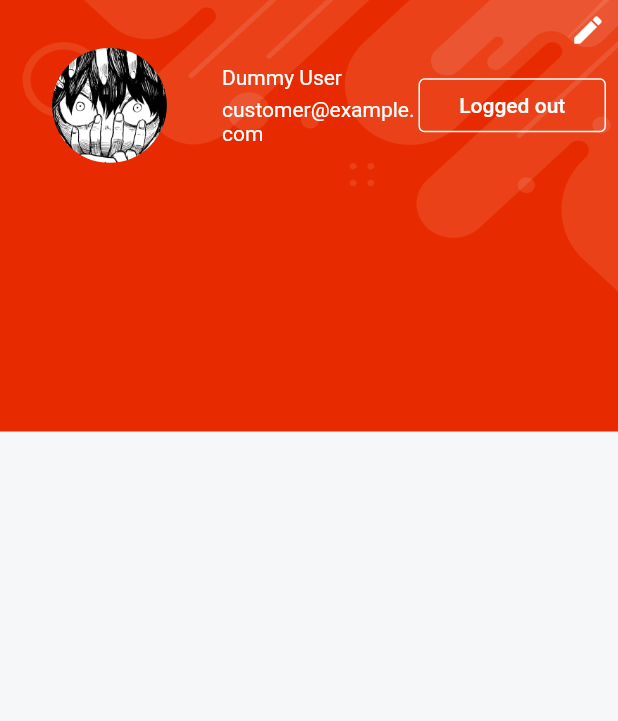
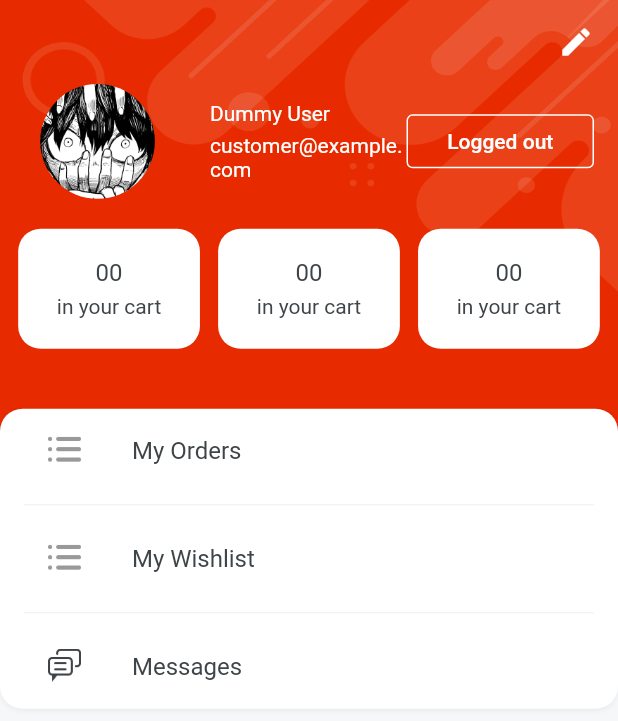
Before and after one commit to Cyfore/MarketAppWithFlutter, a Flutter app: the ProfileScreen screen opened directly, on a phone screen of 412 x 824 dp. Shown: the top 721 px of the screen. Run offline on Flutter 3.47's test engine with Material 2 defaults, Android fonts, the phone set to English and light mode, and no system bars; our stand-ins replace cloud_firestore, firebase_auth, firebase_core, get, nil, velocity_x; accounts and stored records are empty; Roboto replaces fonts that are missing (sans_bold, sans_regular, sans_semibold).

Commit message:
profilescreen-done

```diff
--- a/lib/consts/lists.dart
+++ b/lib/consts/lists.dart
@@ -11,3 +11,6 @@ const featuredImages2 = [imgS4, imgS5, imgS6];
 
 const freaturedTitles1 = [womenDress, girlsDress, girlsWatchers];
 const freaturedTitles2 = [boysGlasses, mobilePhone, tShirts];
+
+const profileButtonsList = [orders, wishlist, message];
+const profileButtonsIcons = [icOrder, icOrder, icMessages];
--- a/lib/consts/strings.dart
+++ b/lib/consts/strings.dart
@@ -38,3 +38,7 @@ const searchanything = "Search anything...",
     girlsDress = "Girls Dresses",
     featuredProduct = "Featured Product",
     featuredCategories = "Featured Categories";
+
+// profile strings
+
+const wishlist = "My Wishlist", orders = "My Orders", message = "Messages";
--- /dev/null
+++ b/lib/views/profile/components/details_cart.dart
@@ -0,0 +1,12 @@
+import 'package:market_app_with_flutter/consts/consts.dart';
+
+Widget detailsCard({width, String? count, String? title}) {
+  return Column(
+    mainAxisAlignment: MainAxisAlignment.center,
+    children: [
+      "00".text.fontFamily(bold).color(darkFontGrey).size(16).make(),
+      5.heightBox,
+      "in your cart".text.color(darkFontGrey).make(),
+    ],
+  ).box.white.rounded.width(width).height(80).padding(const EdgeInsets.all(4)).make();
+}
--- a/lib/views/profile/profile_screen.dart
+++ b/lib/views/profile/profile_screen.dart
@@ -1,4 +1,6 @@
 import 'package:market_app_with_flutter/consts/consts.dart';
+import 'package:market_app_with_flutter/consts/lists.dart';
+import 'package:market_app_with_flutter/views/profile/components/details_cart.dart';
 
 import '../../widgets/bg_widget.dart';
 
@@ -10,19 +12,17 @@ class ProfileScreen extends StatelessWidget {
     return bgWidget(
         child: Scaffold(
       body: SafeArea(
-          child: Container(
-        padding: const EdgeInsets.all(8),
-        child: Column(
-          children: [
-            //edit profile button
-            const Align(
-                alignment: Alignment.topRight,
-                child: Icon(
-                  Icons.edit,
-                  color: whiteColor,
-                )),
-            //users details seciton
-            Row(
+          child: Column(
+        children: [
+          //edit profile button
+          const Padding(
+              padding: EdgeInsets.all(16),
+              child: Align(alignment: Alignment.topRight, child: Icon(Icons.edit, color: whiteColor))),
+          //users details seciton
+          Padding(
+            padding: const EdgeInsets.only(right: 16),
+            child: Row(
+              mainAxisAlignment: MainAxisAlignment.start,
               children: [
                 Image.asset(midoriya, width: 130, fit: BoxFit.cover).box.roundedFull.clip(Clip.antiAlias).make(),
                 10.widthBox,
@@ -44,11 +44,41 @@ class ProfileScreen extends StatelessWidget {
                       ),
                       fixedSize: const Size(125, 25)),
                   child: loggedout.text.fontFamily(semibold).white.make(),
-                )
+                ),
               ],
-            )
-          ],
-        ),
+            ),
+          ),
+          20.heightBox,
+          Row(
+            mainAxisAlignment: MainAxisAlignment.spaceEvenly,
+            children: [
+              detailsCard(width: context.screenWidth / 3.4, count: "00", title: "in your cart"),
+              detailsCard(width: context.screenWidth / 3.4, count: "32", title: "in your wishlist"),
+              detailsCard(width: context.screenWidth / 3.4, count: "675", title: "your orders"),
+            ],
+          ),
+          40.heightBox,
+          //buttons section
+
+          ListView.separated(
+            itemCount: profileButtonsList.length,
+            shrinkWrap: true,
+            separatorBuilder: (context, index) {
+              return const Divider(
+                color: lightGrey,
+              );
+            },
+            itemBuilder: (context, index) {
+              return ListTile(
+                leading: Image.asset(
+                  profileButtonsIcons[index],
+                  width: 22,
+                ),
+                title: profileButtonsList[index].text.fontFamily(semibold).color(darkFontGrey).make(),
+              );
+            },
+          ).box.white.rounded.padding(const EdgeInsets.symmetric(horizontal: 16)).shadowSm.make()
+        ],
       )),
     ));
   }
```
